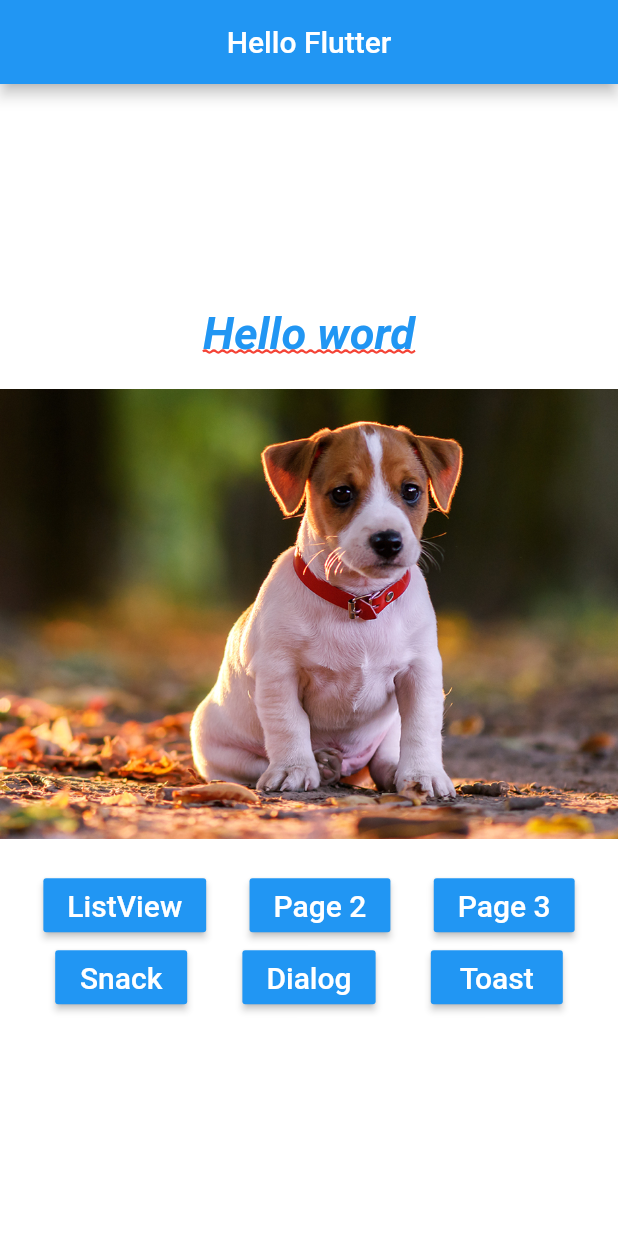
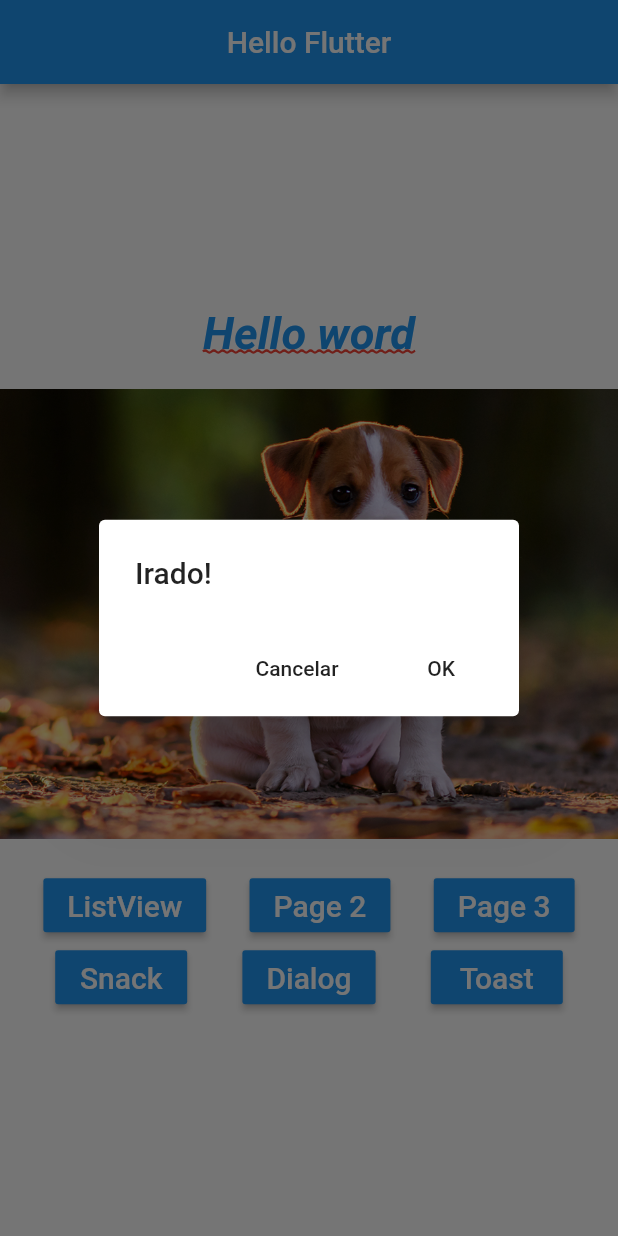
Before and after one commit to alex-girao/flutter_app, a Flutter app: the screen it shows after launch, after a tap on "Dialog", on a phone screen of 412 x 824 dp. Run offline on Flutter 3.47's test engine with Material 2 defaults, Android fonts, the phone set to English and light mode, and no system bars.

```diff
--- a/lib/home_page.dart
+++ b/lib/home_page.dart
@@ -69,7 +69,7 @@ class HomePage extends StatelessWidget {
               mainAxisAlignment: MainAxisAlignment.spaceEvenly,
               children: <Widget>[
                 BlueButton("Snack", onPressed: () => _onClickSnack(context)),
-                BlueButton("Dialog", onPressed: _onClickDialog),
+                BlueButton("Dialog", onPressed: () => _onClickDialog(context)),
                 BlueButton("Toast", onPressed: _onClickToast)
               ],
             )
@@ -99,7 +99,36 @@ class HomePage extends StatelessWidget {
     );
   }
 
-  _onClickDialog() {}
+  _onClickDialog(BuildContext context) {
+    showDialog(
+        context: context,
+        //quando tocar fora do dialog ele não fecha
+        barrierDismissible: false,
+        builder: (context) {
+          // WillPopScope utilizado no Android para impedir q o dialog seja fechado
+          return WillPopScope(
+            onWillPop: () async => false,
+            child: AlertDialog(
+              title: Text("Irado!"),
+              actions: <Widget>[
+                FlatButton(
+                  child: Text("Cancelar"),
+                  onPressed: () {
+                    Navigator.pop(context);
+                  },
+                ),
+                FlatButton(
+                  child: Text("OK"),
+                  onPressed: () {
+                    Navigator.pop(context);
+                    print("OK!!!!");
+                  },
+                ),
+              ],
+            ),
+          );
+        });
+  }
 
   _onClickToast() {}
 
```
